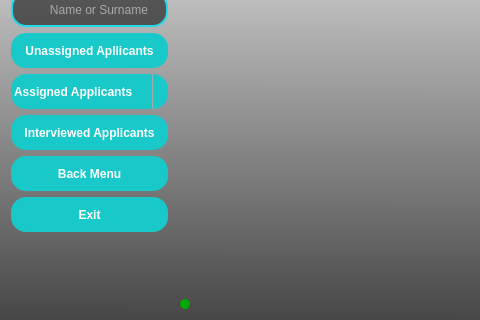
Above: VIT_Module/6-Python_Arayuz/UI_Files/interviews_ui.ui from buyukakcali/Python-Module-Week7_CRM-Project before the change; both pictures show x 0 to 480 and y 180 to 500 of the 900 by 500 pixel window. Below: the same form after it.
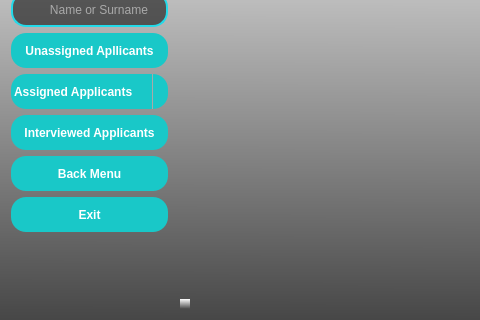
That is the form after the change. Icons and pictures are not drawn.

Commit message: ui dosyalari guncellendi

```diff
--- a/VIT_Module/6-Python_Arayuz/UI_Files/interviews_ui.ui
+++ b/VIT_Module/6-Python_Arayuz/UI_Files/interviews_ui.ui
@@ -486,9 +486,7 @@
       </size>
      </property>
      <property name="styleSheet">
-      <string notr="true">QLabel { background-color: rgb(0, 170, 0); border-radius : 5px; }
-
-QToolTip { background-color: yellow; color: black; border: 1px solid black; }</string>
+      <string notr="true"/>
      </property>
      <property name="text">
       <string/>
```
Left out of the diff: 8 changed lines with no effect on the pictures. The commit also changes 3 other files.
